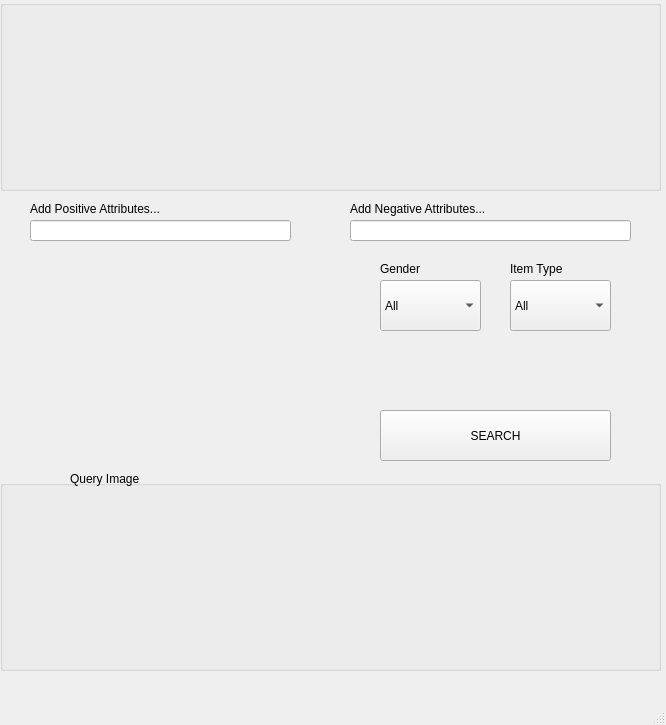
First picture: the form in design.ui, repository Leon047/Nike-demo-launchpad, before the edit.
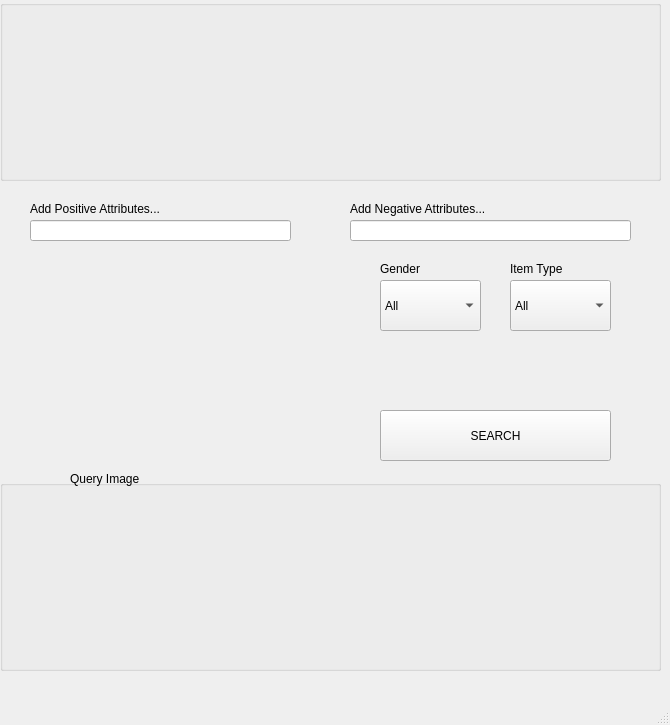
Second picture: the form after the edit. Icons and pictures are not drawn.

What changed in the file:
```diff
--- a/design.ui
+++ b/design.ui
@@ -9,7 +9,7 @@
    <rect>
     <x>0</x>
     <y>0</y>
-    <width>666</width>
+    <width>670</width>
     <height>725</height>
    </rect>
   </property>
@@ -25,6 +25,12 @@
    <iconset>
     <normaloff>image/favicon.ico</normaloff>image/favicon.ico</iconset>
   </property>
+  <property name="documentMode">
+   <bool>false</bool>
+  </property>
+  <property name="unifiedTitleAndToolBarOnMac">
+   <bool>false</bool>
+  </property>
   <widget class="QWidget" name="centralwidget">
    <widget class="QPushButton" name="pushButton">
     <property name="geometry">
@@ -120,9 +126,12 @@
       <x>0</x>
       <y>0</y>
       <width>661</width>
-      <height>191</height>
+      <height>181</height>
      </rect>
     </property>
+    <property name="autoFillBackground">
+     <bool>false</bool>
+    </property>
     <property name="title">
      <string/>
     </property>
```
Left out of the diff: 2 changed lines with no effect on the pictures.
